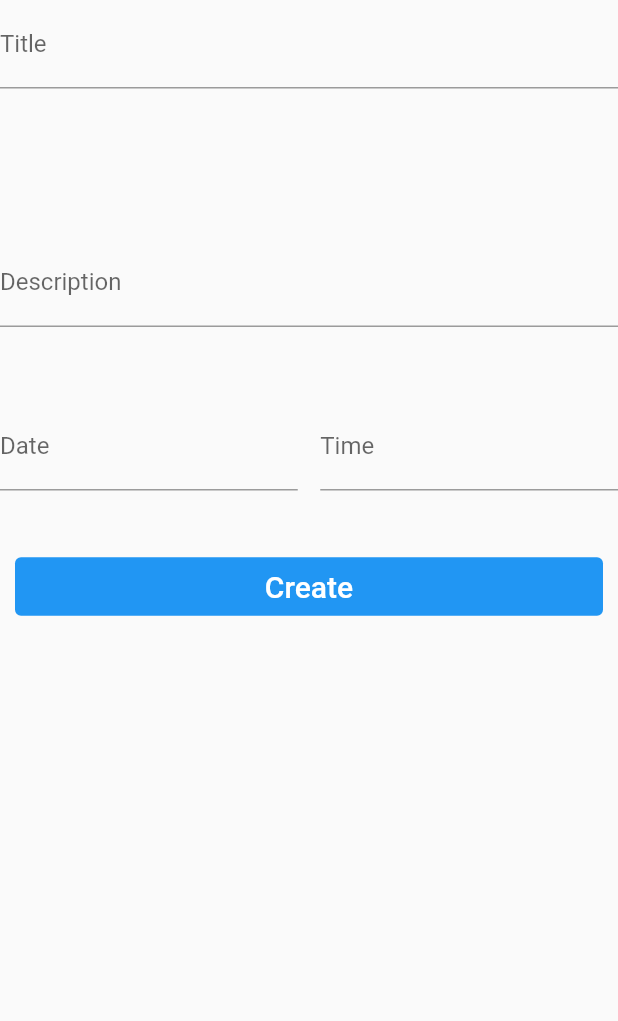
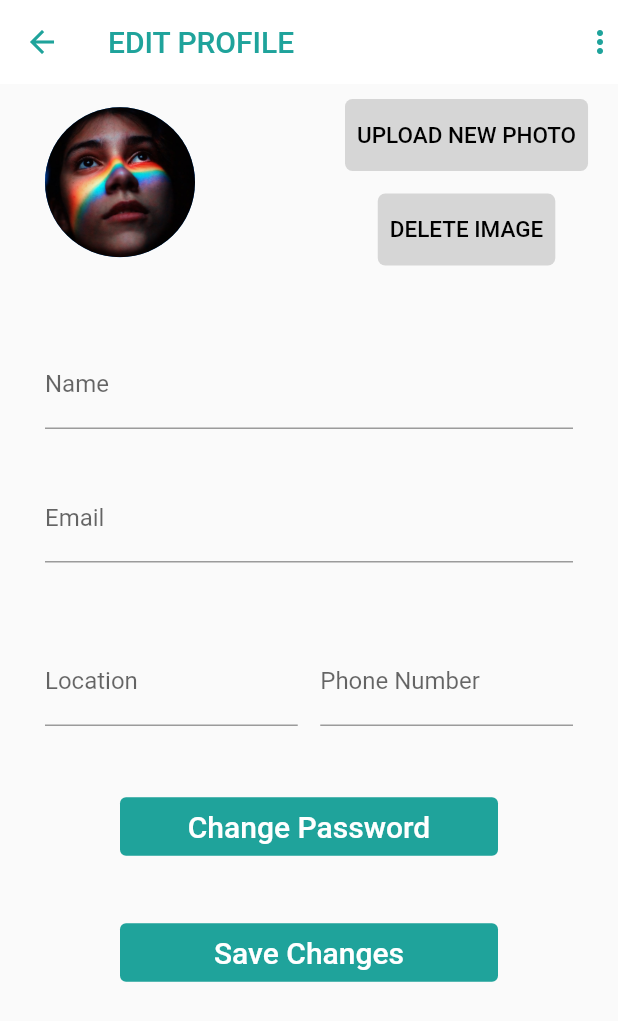
Before and after one commit to SpesTechnology/Ready_Rent, a Flutter app: the EditProfile screen opened directly, on a phone screen of 412 x 824 dp. Shown: the top 1021 px of the screen. Run offline on Flutter 3.47's test engine with Material 2 defaults, Android fonts, the phone set to English and light mode, and no system bars; our stand-ins replace animated_splash_screen.

Commit message:
added changepassword page

```diff
--- a/lib/categories.dart
+++ b/lib/categories.dart
@@ -2,7 +2,6 @@ import 'package:flutter/material.dart';
 import 'package:flutter/painting.dart';
 import 'package:readyrent/constant.dart';
 import 'package:readyrent/mainhomepage.dart';
-import 'package:readyrent/profilepage.dart';
 
 
 void main() => runApp(const Categories());
@@ -143,7 +142,7 @@ class _MyStatefulWidgetState extends State<MyStatefulWidget> {
         ],
       ),
 
-  const EditProfile(),
+
   ];
 
 
@@ -177,6 +176,7 @@ class _MyStatefulWidgetState extends State<MyStatefulWidget> {
             backgroundColor: kPrimaryColor,
           ),
           BottomNavigationBarItem(
+
             icon: Icon(Icons.category),
             label: 'Categories',
             backgroundColor: kPrimaryColor,
--- a/lib/login.dart
+++ b/lib/login.dart
@@ -1,7 +1,8 @@
 // import 'package:flutter/gestures.dart';
 import 'package:flutter/material.dart';
-import 'package:readyrent/categories.dart';
+// import 'package:readyrent/categories.dart';
 import 'package:readyrent/constant.dart';
+import 'package:readyrent/profilepage.dart';
 // import 'package:readyrent/mainhomepage.dart';
 // import 'package:readyrent/homepage.dart';
 // import 'package:readyrent/mainhomepage.dart';
@@ -115,7 +116,7 @@ class Login extends StatelessWidget {
               child: TextButton(
                   onPressed: () {
                     Navigator.push(context, MaterialPageRoute(builder: (context){
-                      return const Categories();
+                      return const EditProfile();
                     }));
                   },
                   child: const Text('Login',
--- a/lib/profilepage.dart
+++ b/lib/profilepage.dart
@@ -1,4 +1,7 @@
 import 'package:flutter/material.dart';
+import 'package:flutter/services.dart';
+import 'package:readyrent/changepassword.dart';
+import 'package:readyrent/constant.dart';
 
 class EditProfile extends StatelessWidget {
   const EditProfile({ Key? key }) : super(key: key);
@@ -6,16 +9,93 @@ class EditProfile extends StatelessWidget {
   @override
   Widget build(BuildContext context) {
     return Scaffold(
-      body: ListView(
+      appBar: AppBar(
+        iconTheme: const IconThemeData(color:kPrimaryColor),
+        backgroundColor: Colors.white,
+        title: const Text("EDIT PROFILE",
+        style: TextStyle(color: kPrimaryColor,fontWeight: FontWeight.w500),
+        textAlign: TextAlign.center,
+        ),
+          actions: const[
+          Icon(Icons.more_vert_outlined),
+        ],
+        elevation: 0,
+      ),
+      body: Padding(
+        padding: const EdgeInsets.fromLTRB(30.0,10.0,30.0,8.0),
+        child: ListView(
            children: [
-          TextFormField(
-            decoration: const InputDecoration(label: Text("Title")),
+             Row(
+               children: [
+                 const CircleAvatar( backgroundImage: AssetImage("assets/images/profile.jpeg",),
+                 radius:50,
                  ),
                  const SizedBox(
-            height: 100,
+                   width: 100,
+                   ),
+                 Column(
+                   children:[
+                     Container(
+              decoration: BoxDecoration(
+                borderRadius: BorderRadius.circular(5.0),
+                color: kPrimaryLightColor,
+              ),
+              child: TextButton(
+                  onPressed: () {
+                    Navigator.push(context, MaterialPageRoute(builder: (context){
+                      return const EditProfile();
+                    }));
+                  },
+                  child: const Text('UPLOAD NEW PHOTO',
+                      style: TextStyle(
+                      color:Colors.black,
+                      fontSize: 15.0),
+                      ),
+                      ),
+            ),
+            const SizedBox(
+              height: 15,
+            ),
+            Container(
+              decoration: BoxDecoration(
+                borderRadius: BorderRadius.circular(5.0),
+                color: kPrimaryLightColor,
+              ),
+              child: TextButton(
+                  onPressed: () {
+                    Navigator.push(context, MaterialPageRoute(builder: (context){
+                      return const EditProfile();
+                    }));
+                  },
+                  child: const Text('DELETE IMAGE',
+                      style: TextStyle(
+                      color:Colors.black,
+                      fontSize: 15.0),
+                      ),
+                      ),
+            ),
+                   ],
+                 )
+               ],
+             ),
+             const SizedBox(
+               height: 50,
                ),
             TextFormField(
-            decoration: const InputDecoration(label: Text("Description")),
+               validator: (value) {
+              if (value!.isEmpty) {
+                return 'Please enter some text';
+              }
+              return null;
+            },
+              decoration: const InputDecoration(label: Text("Name")),
+            ),
+            const SizedBox(
+              height: 30,
+            ),
+            TextFormField(
+              decoration: const InputDecoration(label: Text("Email"),
+              ),
             ),
             const SizedBox(
               height: 50,
@@ -24,7 +104,7 @@ class EditProfile extends StatelessWidget {
               children: [
                 Expanded(
                   child: TextFormField(
-                  decoration: const InputDecoration(label: Text("Date")),
+                    decoration: const InputDecoration(label: Text("Location")),
                   ),
                 ),
                 const SizedBox(
@@ -32,27 +112,52 @@ class EditProfile extends StatelessWidget {
                 ),
                 Expanded(
                   child: TextFormField(
-                  decoration: const InputDecoration(label: Text("Time")),
+                    keyboardType:TextInputType.number,
+                         inputFormatters: <TextInputFormatter>[
+                          FilteringTextInputFormatter.digitsOnly
+                          ],
+                    decoration: const InputDecoration(label: Text("Phone Number")),
                   ),
                 )
               ],
             ),
             const SizedBox(
-            height: 30,
+              height: 35,
+            ),
+
+            Padding(
+              padding: const EdgeInsets.fromLTRB(50.0,8.0,50.0,8.0),
+              child: TextButton(
+                onPressed: () {
+                  Navigator.push(context, MaterialPageRoute(builder: (context){
+                          return const ChangePassword();
+                  }));
+                },
+                child: const Text(
+                  "Change Password",
+                  style: TextStyle(color: Colors.white, fontSize: 20),
+                ),
+                style: TextButton.styleFrom(backgroundColor: kPrimaryColor),
+              ),
+            ),
+      const SizedBox(
+              height: 20,
             ),
             Padding(
-            padding: const EdgeInsets.all(10.0),
+              padding: const EdgeInsets.fromLTRB(50.0,8.0,50.0,8.0),
               child: TextButton(
-              onPressed: () {},
+                onPressed: () {
+                },
                 child: const Text(
-                "Create",
+                  "Save Changes",
                   style: TextStyle(color: Colors.white, fontSize: 20),
                 ),
-              style: TextButton.styleFrom(backgroundColor: Colors.blue),
+                style: TextButton.styleFrom(backgroundColor: kPrimaryColor),
               ),
             )
           ],
         ),
+      ),
     );
   }
 }
--- a/pubspec.yaml
+++ b/pubspec.yaml
@@ -40,6 +40,7 @@ dependencies:
   linkify: ^4.1.0
   # url_launcher: ^6.0.18
   gesture_x_detector: ^1.0.0
+
 
 
 
```
Also changed, not shown: lib/changepassword.dart (added, +119 -0 lines), lib/signup.dart (+12 -2 lines). Lines whose indentation alone changed are shown as unchanged.
